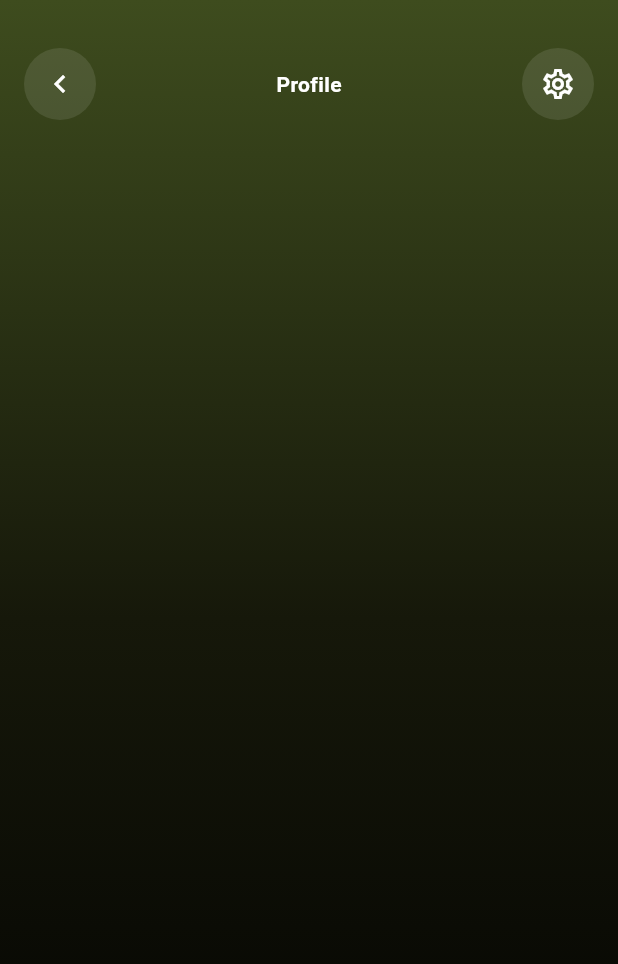
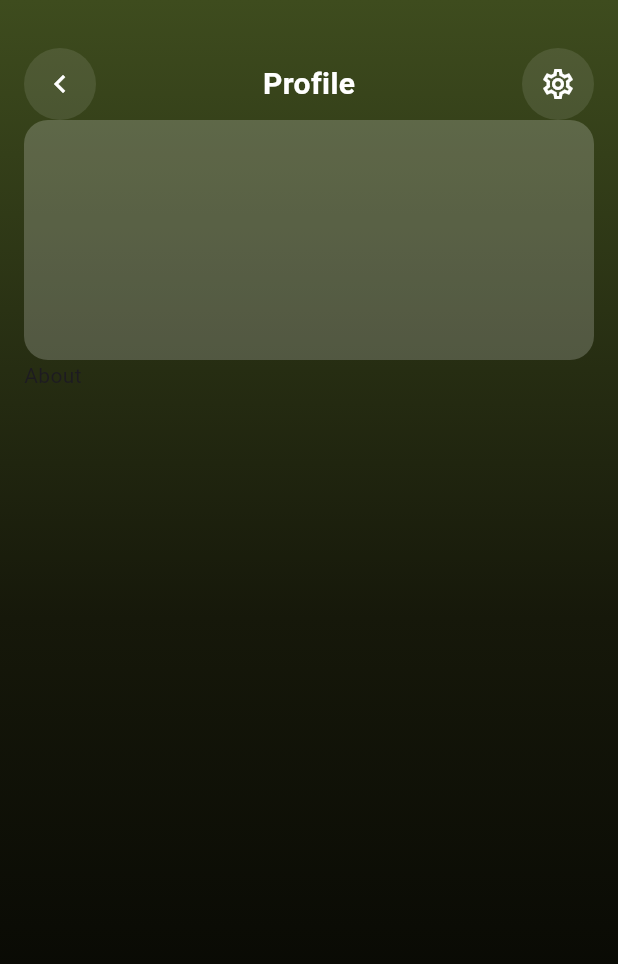
Before and after one commit to JAICHANGPARK/flutter_notebook_chapter_43, a Flutter app: the FoodOrderProfilePage screen opened directly, on a phone screen of 412 x 824 dp. Shown: the top 964 px of the screen. Run offline on Flutter 3.47's test engine with Material 3 defaults, Android fonts, the phone set to English and light mode, and no system bars; our stand-ins replace gap, hugeicons, percent_indicator.

Commit message:
Update food_order_profile_page.dart

```diff
--- a/lib/ep2393_food_order_app/ui/profile/food_order_profile_page.dart
+++ b/lib/ep2393_food_order_app/ui/profile/food_order_profile_page.dart
@@ -54,6 +54,7 @@ class _FoodOrderProfilePageState extends State<FoodOrderProfilePage> {
                             style: TextStyle(
                               color: Colors.white,
                               fontWeight: FontWeight.bold,
+                              fontSize: 20,
                             ),
                           ),
                         ),
@@ -67,6 +68,19 @@ class _FoodOrderProfilePageState extends State<FoodOrderProfilePage> {
                         ),
                       ),
                     ],
+                  ),
+                  Container(
+                    height: 160,
+                    decoration: BoxDecoration(
+                      borderRadius: BorderRadius.circular(16),
+                      color: Colors.white.withValues(alpha: .2),
+                    ),
+                  ),
+                  Text("About"),
+                  Column(
+                    children: [
+
+                    ],
                   )
                 ],
               ),
```
